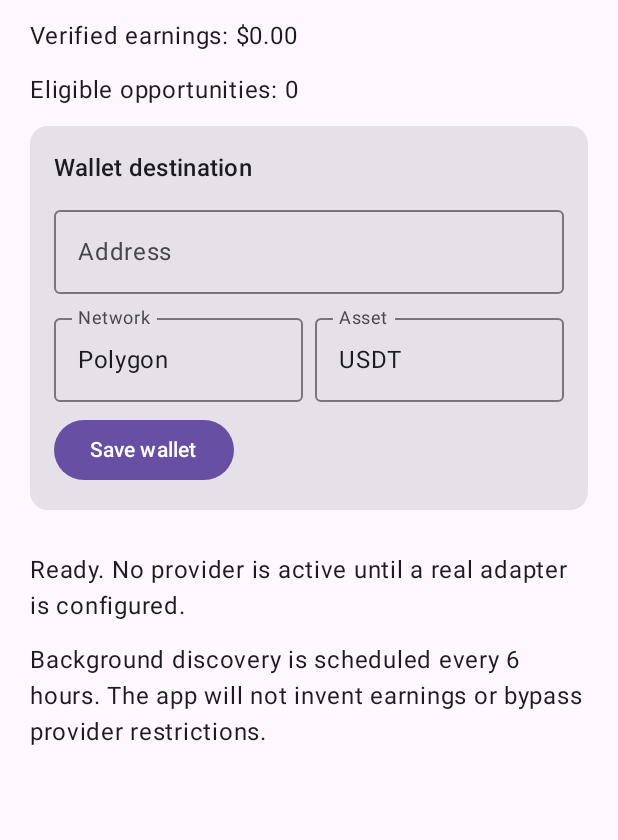
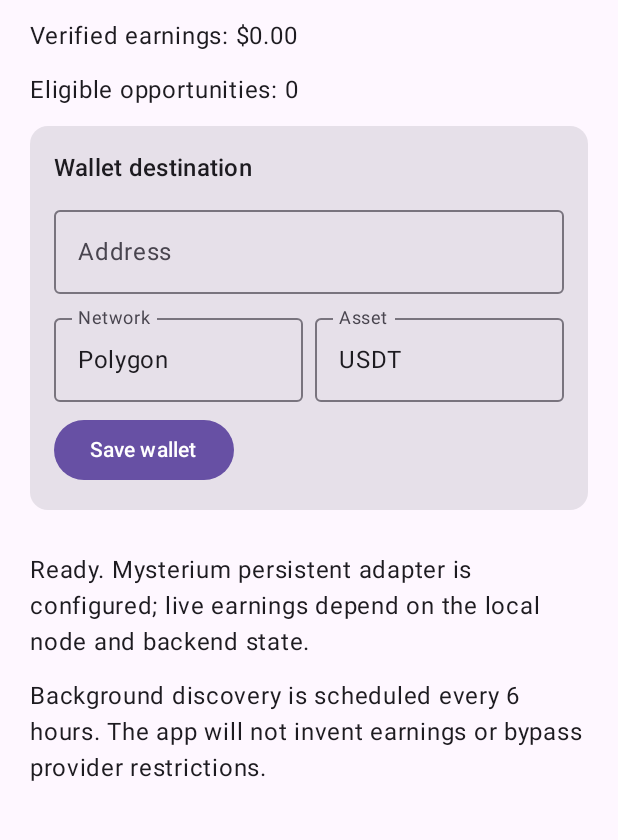
Before and after one commit to tam168e/autonomous-income-agent, an Android app built with Jetpack Compose: the screen it shows after launch (MainActivity), on a phone screen of 412 x 824 dp, the part 78-918 px from its top. Run offline under Robolectric (Android 15) with nearby library versions, the light colour scheme and no system bars; 1 statement that could not run was skipped.

Commit message:
ui: reflect real provider adapter state

```diff
--- a/app/src/main/java/com/masoud/autonomousincome/MainActivity.kt
+++ b/app/src/main/java/com/masoud/autonomousincome/MainActivity.kt
@@ -62,7 +62,7 @@ private fun DashboardScreen(repository: IncomeRepository) {
     var address by remember { mutableStateOf(repository.getActiveWallet()?.address.orEmpty()) }
     var network by remember { mutableStateOf(repository.getActiveWallet()?.network ?: "Polygon") }
     var asset by remember { mutableStateOf(repository.getActiveWallet()?.asset ?: "USDT") }
-    var message by remember { mutableStateOf("Ready. No provider is active until a real adapter is configured.") }
+    var message by remember { mutableStateOf("Ready. Mysterium persistent adapter is configured; live earnings depend on the local node and backend state.") }
     var earnings by remember { mutableStateOf(repository.totalVerifiedEarningsUsd()) }
 
     Column(
```
